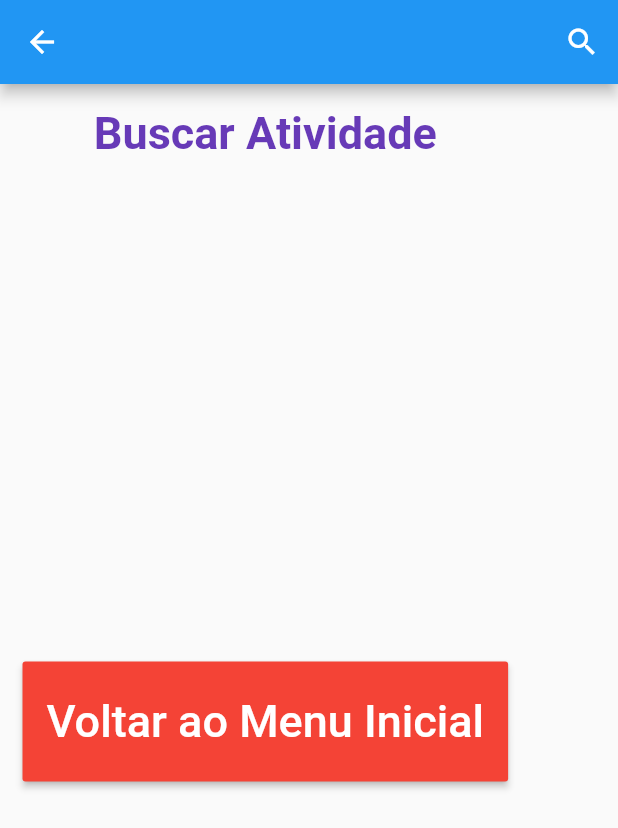
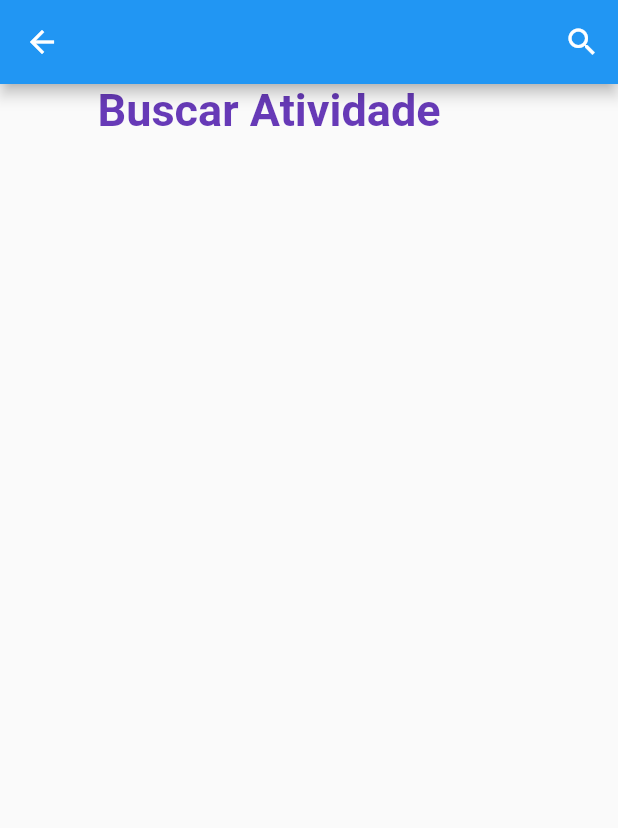
Before and after one commit to lavinypicoli/p_integrador, a Flutter app: the BuscarAtividade screen opened directly, on a phone screen of 412 x 824 dp. Shown: the top 828 px of the screen. Run offline on Flutter 3.47's test engine with Material 2 defaults, Android fonts, the phone set to English and light mode, and no system bars; our stand-ins replace cloud_firestore, firebase_auth; accounts and stored records are empty.

Commit message:
arrumando alguns detalhes

```diff
--- a/lib/model/alunoModel.dart
+++ b/lib/model/alunoModel.dart
@@ -1,10 +1,12 @@
 class Aluno {
+  int idaluno;
   String nomealuno;
   String datanasc;
   String emailaluno;
   String senhaaluno;
 
   Aluno(Map<String, dynamic> map) {
+    idaluno = map["idaluno"];
     nomealuno = map["nomealuno"];
     datanasc = map["datanasc"];
     emailaluno = map["emailaluno"];
@@ -13,6 +15,6 @@ class Aluno {
 
   @override
   String toString() {
-    return 'Aluno(nomealuno: $nomealuno, datanasc: $datanasc, emailaluno: $emailaluno, senhaaluno: $senhaaluno)';
+    return 'Aluno(idaluno: $idaluno,nomealuno: $nomealuno, datanasc: $datanasc, emailaluno: $emailaluno, senhaaluno: $senhaaluno)';
   }
 }
--- a/lib/pages - aluno/buscar_atividade.dart
+++ b/lib/pages - aluno/buscar_atividade.dart
@@ -1,4 +1,5 @@
 import 'package:flutter/material.dart';
+import 'package:p_integrador/model/alunoModel.dart';
 import 'package:p_integrador/model/atividadeModel.dart';
 import 'package:p_integrador/pages%20-%20aluno/AtividadeSearch.dart';
 import 'package:p_integrador/pages/publicar_avisos.dart';
@@ -17,11 +18,9 @@ class BuscarAtividade extends StatefulWidget {
 }
 
 class _BuscarAtividadeState extends State<BuscarAtividade> {
-  @override
-  void initState() {
-    super.initState();
-  }
+  final Aluno aluno;
 
+  _BuscarAtividadeState({this.aluno});
 
   @override
   Widget build(BuildContext context) {
@@ -37,36 +36,16 @@ class _BuscarAtividadeState extends State<BuscarAtividade> {
         ],
       ),
       body: Padding(
-        padding: EdgeInsets.all(15.0),
+        padding: EdgeInsets.only(left: 65),
         child: Column(
           // crossAxisAlignment: CrossAxisAlignment.start,
           //mainAxisAlignment: MainAxisAlignment.spaceBetween,
           children: <Widget>[
             Text('Buscar Atividade',
               textAlign: TextAlign.center,
-              style: TextStyle(
-                  fontSize: 30.0,
+              style: TextStyle(fontSize: 30.0,
                   color: Colors.deepPurple,
                   fontWeight: FontWeight.bold),
-            ),
-            SizedBox(height: 50.0,),
-            SizedBox(height: 285.0,),
-            ButtonTheme(
-              height: 80.0,
-              child: RaisedButton(
-                onPressed: () {
-                  Navigator.push(context, MaterialPageRoute(
-                      builder: (context) => MenuInicialAluno()));
-                },
-                child: Text(
-                  "Voltar ao Menu Inicial",
-                  style: TextStyle(
-                    color: Colors.white,
-                    fontSize: 30.0,
-                  ),
-                ),
-                color: Colors.red,
-              ),
             ),
           ],
         ),
--- a/lib/pages - aluno/menu_inicial_aluno.dart
+++ b/lib/pages - aluno/menu_inicial_aluno.dart
@@ -1,9 +1,8 @@
 import 'package:flutter/material.dart';
 import 'package:p_integrador/model/alunoModel.dart';
-import 'package:p_integrador/model/usuario_model.dart';
 import 'package:p_integrador/pages%20-%20aluno/visualizar_avisos.dart';
 import 'package:p_integrador/pages/pagina_inicial.dart';
-import 'package:scoped_model/scoped_model.dart';
+
 
 import 'buscar_atividade.dart';
 import 'meus_dados_aluno.dart';
--- a/lib/pages - aluno/meus_dados_aluno.dart
+++ b/lib/pages - aluno/meus_dados_aluno.dart
@@ -65,8 +65,6 @@ class MeusDados extends StatelessWidget {
               ),
             ),
 
-
-
             ButtonTheme(
               height: 80.0,
               child: RaisedButton(
```
Also changed, not shown: lib/pages - aluno/AtivListView.dart (+16 -6 lines), lib/pages - aluno/minha_agenda.dart (+9 -24 lines).
